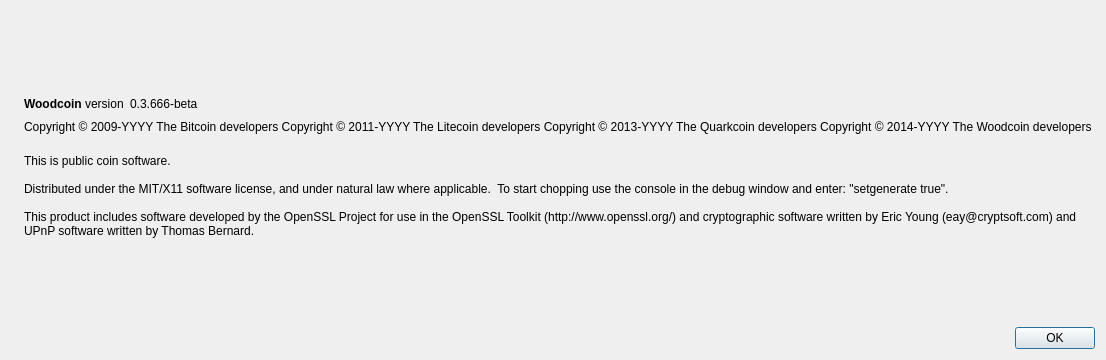
First picture: the form in src/qt/forms/aboutdialog.ui, repository Pamenarti/lotuscoin-openssl-1.0, before the edit.
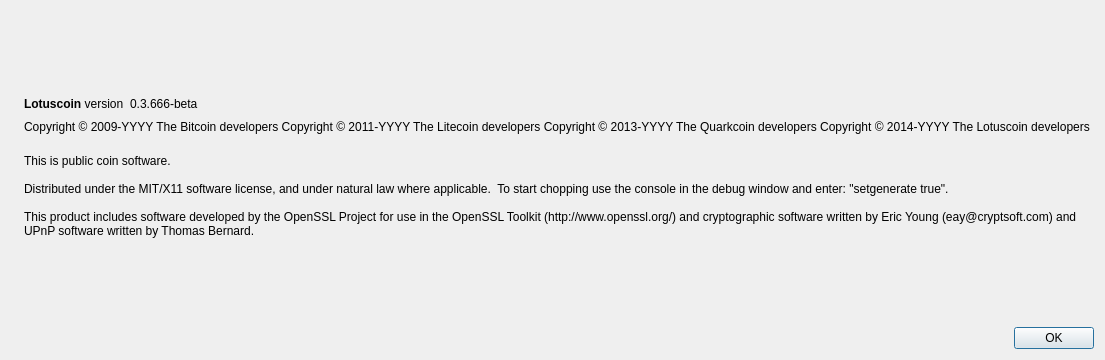
Second picture: the form after the edit. Icons and pictures are not drawn.

```diff
--- a/src/qt/forms/aboutdialog.ui
+++ b/src/qt/forms/aboutdialog.ui
@@ -50,7 +50,7 @@
           <cursorShape>IBeamCursor</cursorShape>
          </property>
          <property name="text">
-          <string>&lt;b&gt;Woodcoin&lt;/b&gt; version</string>
+          <string>&lt;b&gt;Lotuscoin&lt;/b&gt; version</string>
          </property>
          <property name="textInteractionFlags">
           <set>Qt::LinksAccessibleByMouse|Qt::TextSelectableByKeyboard|Qt::TextSelectableByMouse</set>
@@ -94,7 +94,7 @@
         <string notr="true">Copyright &amp;copy; 2009-YYYY The Bitcoin developers
 Copyright &amp;copy; 2011-YYYY The Litecoin developers
 Copyright &amp;copy; 2013-YYYY The Quarkcoin developers
-Copyright &amp;copy; 2014-YYYY The Woodcoin developers
+Copyright &amp;copy; 2014-YYYY The Lotuscoin developers
 </string>
        </property>
        <property name="textFormat">
```
Left out of the diff: 2 changed lines with no effect on the pictures.
